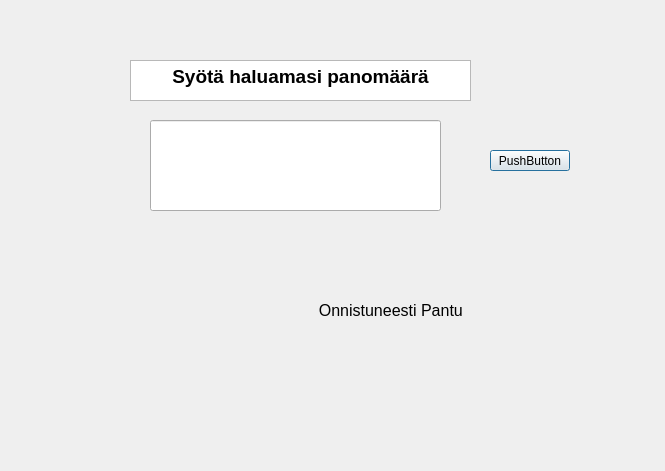
Before: the Qt Designer form bankautomat/muusumma.ui in tvt21kmo-bank-project/group_6, drawn with Qt 5.
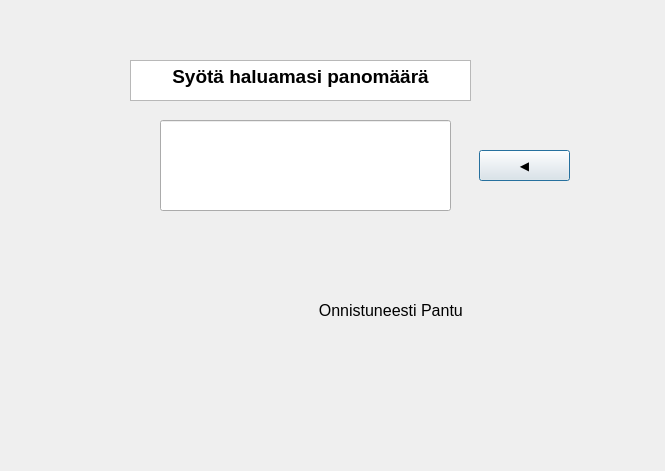
After: the same form once the commit is applied.

Patch:
```diff
--- a/bankautomat/muusumma.ui
+++ b/bankautomat/muusumma.ui
@@ -33,20 +33,20 @@
   <widget class="QPushButton" name="pushButton_MuuSummaSET">
    <property name="geometry">
     <rect>
-     <x>490</x>
+     <x>479</x>
      <y>150</y>
-     <width>80</width>
-     <height>21</height>
+     <width>91</width>
+     <height>31</height>
     </rect>
    </property>
    <property name="text">
-    <string>PushButton</string>
+    <string>◀️</string>
    </property>
   </widget>
   <widget class="QLineEdit" name="lineEdit_MuuSumma">
    <property name="geometry">
     <rect>
-     <x>150</x>
+     <x>160</x>
      <y>120</y>
      <width>291</width>
      <height>91</height>
```
Left out of the diff: 6 changed lines with no effect on the pictures.
